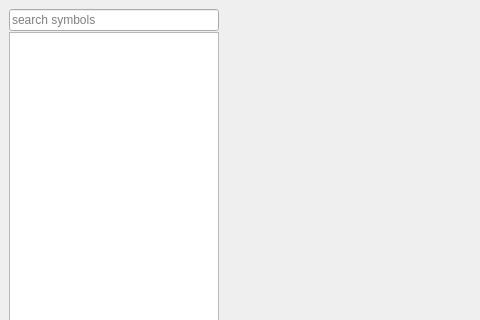
OpenImageDebugger/OpenImageDebugger, file ui/mainwindow.ui: the form before one commit; both pictures show x 0 to 480 and y 0 to 320 of the 1024 by 768 pixel window.
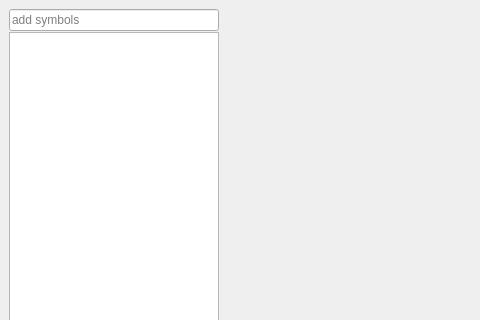
The form after the commit. Custom widgets are drawn as their Qt base class.

Commit message: Fix buffer removal crash

Patch:
```diff
--- a/ui/mainwindow.ui
+++ b/ui/mainwindow.ui
@@ -61,7 +61,7 @@
            <string/>
           </property>
           <property name="placeholderText">
-           <string>search symbols</string>
+           <string>add symbols</string>
           </property>
          </widget>
         </item>
```
The commit also changes 2 other files.
